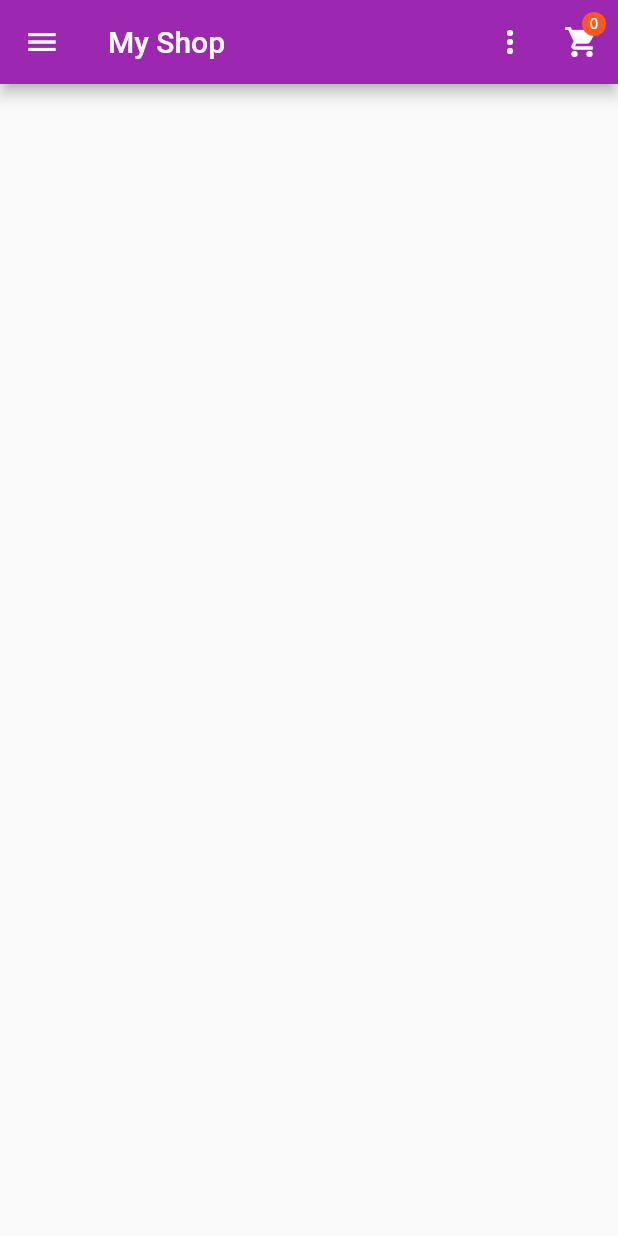
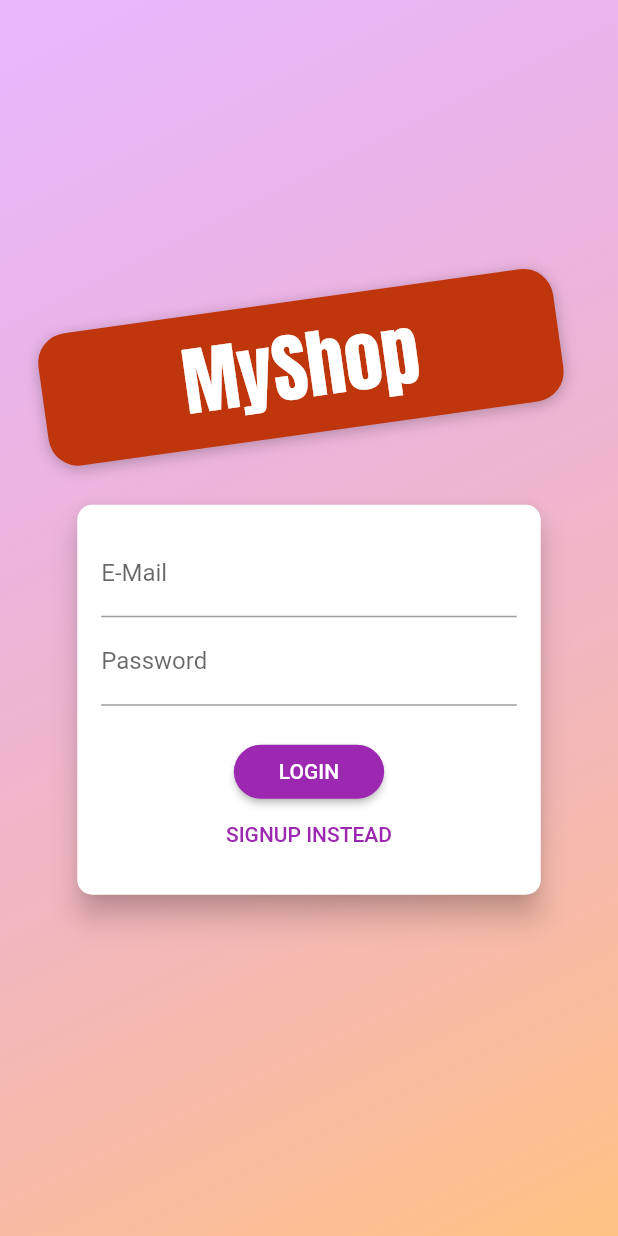
Before and after one commit to rad23137/Flutter-Firestore-Training, a Flutter app: the screen it shows after launch, on a phone screen of 412 x 824 dp. Run offline on Flutter 3.47's test engine with Material 2 defaults, Android fonts, the phone set to English and light mode, and no system bars.

Commit message:
User authentication and login signup

```diff
--- a/UdemyCourse/shop_app/lib/main.dart
+++ b/UdemyCourse/shop_app/lib/main.dart
@@ -1,7 +1,9 @@
 import 'package:flutter/material.dart';
+import 'package:shop_app/providers/auth.dart';
 import 'package:shop_app/providers/cart.dart';
 import 'package:shop_app/providers/orders.dart';
 import 'package:shop_app/providers/products.dart';
+import 'package:shop_app/screens/auth_screen.dart';
 import 'package:shop_app/screens/cart_screen.dart';
 import 'package:shop_app/screens/edit_product_screen.dart';
 import 'package:shop_app/screens/orders_screen.dart';
@@ -25,7 +27,10 @@ class MyApp extends StatelessWidget {
         create: (ctx)=> Cart(),),
 
         ChangeNotifierProvider(
-          create: (ctx)=>Orders(),)
+          create: (ctx)=>Orders(),),
+
+          ChangeNotifierProvider(
+            create: (ctx)=>Auth(),)
 
     ],
      // use create because new product will be created its better choice than value
@@ -38,7 +43,7 @@ class MyApp extends StatelessWidget {
             //fontFamily: 'Lato',
 
           ),
-          home: ProductsOverviewScreen(),
+          home: AuthScreen(),
           routes: {
             ProductDetailScreen.routeName: (context) => ProductDetailScreen(),
             CartScreen.routeName:(context)=>CartScreen(),
--- /dev/null
+++ b/UdemyCourse/shop_app/lib/providers/auth.dart
@@ -0,0 +1,33 @@
+import 'dart:io';
+
+import 'package:flutter/material.dart';
+import 'package:http/http.dart' as http;
+import 'dart:convert';
+
+class Auth with ChangeNotifier {
+  String _token;
+  DateTime _expiryDate;
+  String _userId;
+
+  Future<void> _authenticate(
+      String email, String password, String urlSegment) async {
+    final url =
+        'https://identitytoolkit.googleapis.com/v1/accounts:$urlSegment?key=AIzaSyCju7cyfZCo3KJC-MTW0DyOOcgsA_TgejA';
+
+    final response = await http.post(url,
+        body: json.encode(
+            {'email': email, 'password': password, 'returnSecureToken': true}));
+
+    //  notifyListeners();
+    print(json.decode(response.body));
+  }
+
+  Future<void> signUp(String email, String password) async {
+    return _authenticate(email, password, 'signUp');
+  }
+
+ Future<void> login(String email, String password) async {
+
+     return _authenticate(email, password, 'signInWithPassword');
+   }
+}
--- a/UdemyCourse/shop_app/lib/providers/orders.dart
+++ b/UdemyCourse/shop_app/lib/providers/orders.dart
@@ -61,7 +61,7 @@ class Orders with ChangeNotifier {
     extractedData.forEach((orderId, orderData) {
       loadedOrder.add(OrderItem(
           id: orderId,
-          amount: orderData['amount'],
+          amount:double.parse( orderData['amount']),
           products: (orderData['products'] as List<dynamic>)
               .map((item) => CartItem(
                     id: item['id'],
--- /dev/null
+++ b/UdemyCourse/shop_app/lib/screens/auth_screen.dart
@@ -0,0 +1,230 @@
+import 'dart:math';
+
+import 'package:flutter/material.dart';
+import 'package:provider/provider.dart';
+import 'package:shop_app/providers/auth.dart';
+
+enum AuthMode { Signup, Login }
+
+class AuthScreen extends StatelessWidget {
+  static const routeName = '/auth';
+
+  @override
+  Widget build(BuildContext context) {
+    final deviceSize = MediaQuery.of(context).size;
+    // final transformConfig = Matrix4.rotationZ(-8 * pi / 180);
+    // transformConfig.translate(-10.0);
+    return Scaffold(
+      // resizeToAvoidBottomInset: false,
+      body: Stack(
+        children: <Widget>[
+          Container(
+            decoration: BoxDecoration(
+              gradient: LinearGradient(
+                colors: [
+                  Color.fromRGBO(215, 117, 255, 1).withOpacity(0.5),
+                  Color.fromRGBO(255, 188, 117, 1).withOpacity(0.9),
+                ],
+                begin: Alignment.topLeft,
+                end: Alignment.bottomRight,
+                stops: [0, 1],
+              ),
+            ),
+          ),
+          SingleChildScrollView(
+            child: Container(
+              height: deviceSize.height,
+              width: deviceSize.width,
+              child: Column(
+                mainAxisAlignment: MainAxisAlignment.center,
+                crossAxisAlignment: CrossAxisAlignment.center,
+                children: <Widget>[
+                  Flexible(
+                    child: Container(
+                      margin: EdgeInsets.only(bottom: 20.0),
+                      padding:
+                          EdgeInsets.symmetric(vertical: 8.0, horizontal: 94.0),
+                      transform: Matrix4.rotationZ(-8 * pi / 180)
+                        ..translate(-10.0),
+                      // ..translate(-10.0),
+                      decoration: BoxDecoration(
+                        borderRadius: BorderRadius.circular(20),
+                        color: Colors.deepOrange.shade900,
+                        boxShadow: [
+                          BoxShadow(
+                            blurRadius: 8,
+                            color: Colors.black26,
+                            offset: Offset(0, 2),
+                          )
+                        ],
+                      ),
+                      child: Text(
+                        'MyShop',
+                        style: TextStyle(
+                          color: Theme.of(context).accentTextTheme.headline6.color,
+                          fontSize: 50,
+                          fontFamily: 'Anton',
+                          fontWeight: FontWeight.normal,
+                        ),
+                      ),
+                    ),
+                  ),
+                  Flexible(
+                    flex: deviceSize.width > 600 ? 2 : 1,
+                    child: AuthCard(),
+                  ),
+                ],
+              ),
+            ),
+          ),
+        ],
+      ),
+    );
+  }
+}
+
+class AuthCard extends StatefulWidget {
+  const AuthCard({
+    Key key,
+  }) : super(key: key);
+
+  @override
+  _AuthCardState createState() => _AuthCardState();
+}
+
+class _AuthCardState extends State<AuthCard> {
+  final GlobalKey<FormState> _formKey = GlobalKey();
+  AuthMode _authMode = AuthMode.Login;
+  Map<String, String> _authData = {
+    'email': '',
+    'password': '',
+  };
+  var _isLoading = false;
+  final _passwordController = TextEditingController();
+
+  Future<void> _submit() async {
+    if (!_formKey.currentState.validate()) {
+      // Invalid!
+      return;
+    }
+    _formKey.currentState.save();
+    setState(() {
+      _isLoading = true;
+    });
+    if (_authMode == AuthMode.Login) {
+       await Provider.of<Auth>(context, listen: false)
+          .login(_authData['email'], _authData['password']);
+    }
+    else {
+      await Provider.of<Auth>(context, listen: false)
+          .signUp(_authData['email'], _authData['password']);
+    }
+    setState(() {
+      _isLoading = false;
+    });
+  }
+
+  void _switchAuthMode() {
+    if (_authMode == AuthMode.Login) {
+      setState(() {
+        _authMode = AuthMode.Signup;
+      });
+    } else {
+      setState(() {
+        _authMode = AuthMode.Login;
+      });
+    }
+  }
+
+  @override
+  Widget build(BuildContext context) {
+    final deviceSize = MediaQuery.of(context).size;
+    return Card(
+      shape: RoundedRectangleBorder(
+        borderRadius: BorderRadius.circular(10.0),
+      ),
+      elevation: 8.0,
+      child: Container(
+        height: _authMode == AuthMode.Signup ? 320 : 260,
+        constraints:
+            BoxConstraints(minHeight: _authMode == AuthMode.Signup ? 320 : 260),
+        width: deviceSize.width * 0.75,
+        padding: EdgeInsets.all(16.0),
+        child: Form(
+          key: _formKey,
+          child: SingleChildScrollView(
+            child: Column(
+              children: <Widget>[
+                TextFormField(
+                  decoration: InputDecoration(labelText: 'E-Mail'),
+                  keyboardType: TextInputType.emailAddress,
+                  validator: (value) {
+                    if (value.isEmpty || !value.contains('@')) {
+                      return 'Invalid email!';
+                    }
+                  },
+                  onSaved: (value) {
+                    _authData['email'] = value;
+                  },
+                ),
+                TextFormField(
+                  decoration: InputDecoration(labelText: 'Password'),
+                  obscureText: true,
+                  controller: _passwordController,
+                  validator: (value)
+                  {
+                    if (value.isEmpty || value.length < 5) {
+                      return 'Password is too short!';
+                    }
+                  },
+                  onSaved: (value) {
+                    _authData['password'] = value;
+                  },
+                ),
+                if (_authMode == AuthMode.Signup)
+                  TextFormField(
+                    enabled: _authMode == AuthMode.Signup,
+                    decoration: InputDecoration(labelText: 'Confirm Password'),
+                    obscureText: true,
+                    validator: _authMode == AuthMode.Signup
+                        ? (value) {
+                            if (value != _passwordController.text) {
+                              return 'Passwords do not match!';
+                            }
+                          }
+                        : null,
+                  ),
+                SizedBox(
+                  height: 20,
+                ),
+                if (_isLoading)
+                  CircularProgressIndicator()
+                else
+                  RaisedButton(
+                    child:
+                        Text(_authMode == AuthMode.Login ? 'LOGIN' : 'SIGN UP'),
+                    onPressed: _submit,
+                    shape: RoundedRectangleBorder(
+                      borderRadius: BorderRadius.circular(30),
+                    ),
+                    padding:
+                        EdgeInsets.symmetric(horizontal: 30.0, vertical: 8.0),
+                    color: Theme.of(context).primaryColor,
+                    textColor: Theme.of(context).primaryTextTheme.button.color,
+                  ),
+                FlatButton(
+                  child: Text(
+                      '${_authMode == AuthMode.Login ? 'SIGNUP' : 'LOGIN'} INSTEAD'),
+                  onPressed: _switchAuthMode,
+                  padding: EdgeInsets.symmetric(horizontal: 30.0, vertical: 4),
+                  materialTapTargetSize: MaterialTapTargetSize.shrinkWrap,
+                  textColor: Theme.of(context).primaryColor,
+                ),
+              ],
+            ),
+          ),
+        ),
+      ),
+    );
+  }
+}
--- a/UdemyCourse/shop_app/lib/screens/orders_screen.dart
+++ b/UdemyCourse/shop_app/lib/screens/orders_screen.dart
@@ -4,14 +4,11 @@ import 'package:provider/provider.dart';
 import 'package:shop_app/widgets/app_drawer.dart';
 import 'package:shop_app/widgets/order_item.dart';
 
-class OrderScreen extends StatefulWidget {
+class OrderScreen extends StatelessWidget {
   static const routeName = '/orders';
 
-  @override
-  _OrderScreenState createState() => _OrderScreenState();
-}
 
-class _OrderScreenState extends State<OrderScreen> {
+
   // var _isLoading = false;
   // @override
   // void initState() {
```
